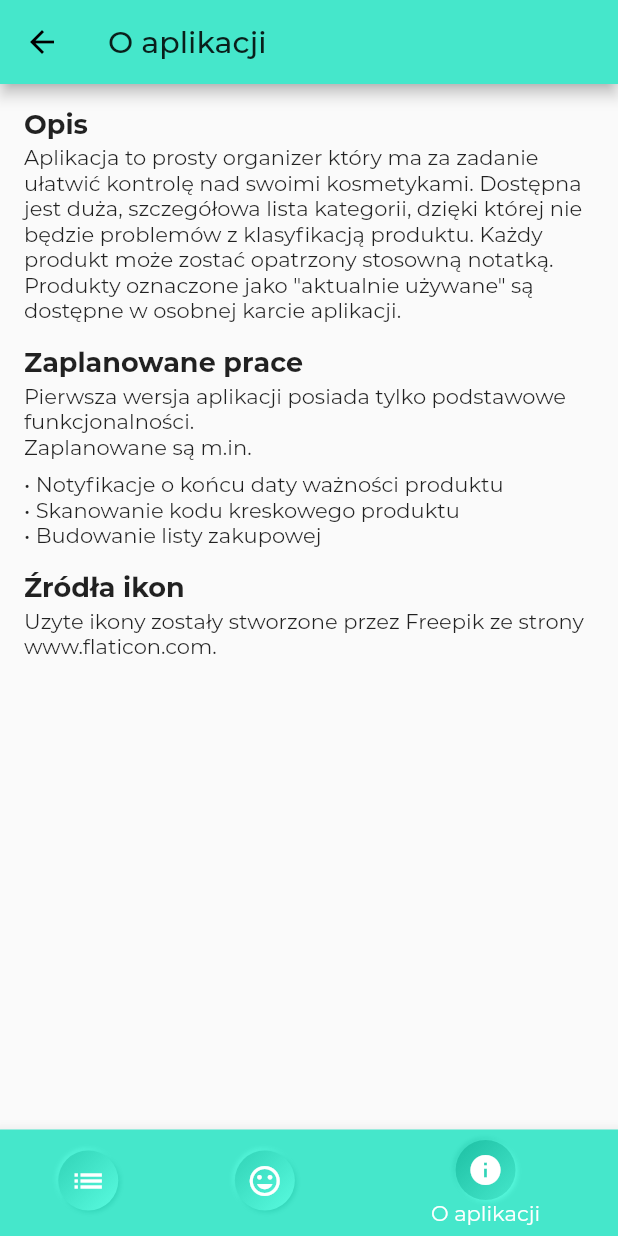
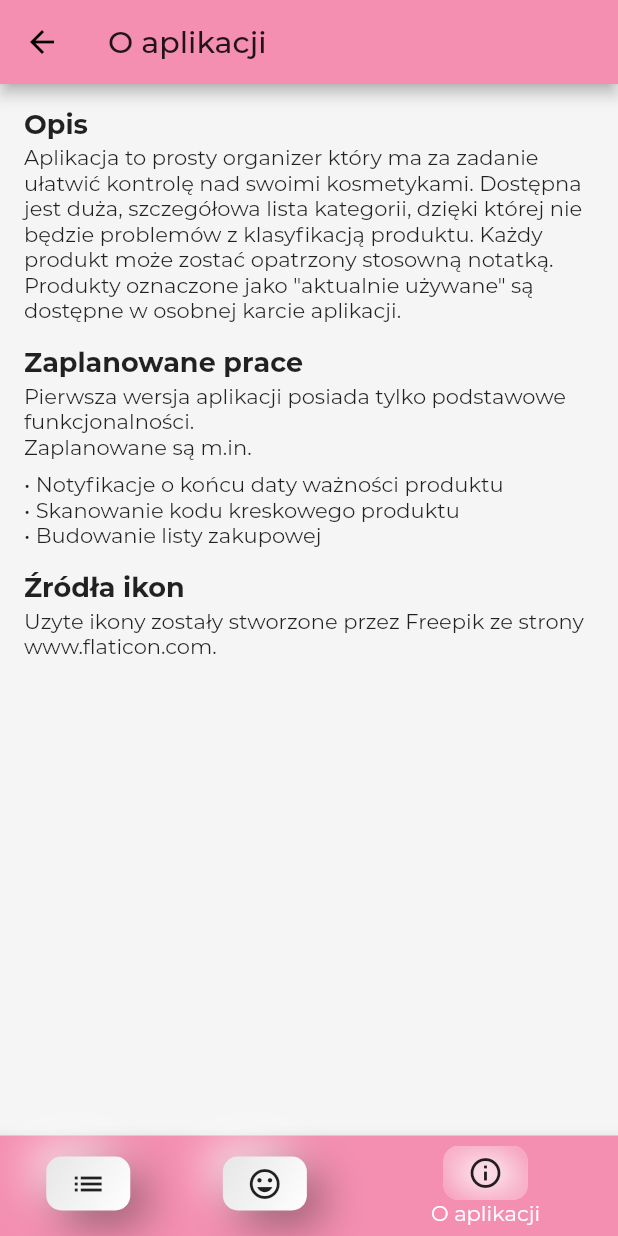
Before and after one commit to TomKaminski/dc_note, a Flutter app: the TabsScreen screen opened by its route, item 3 of the bottom bar chosen, on a phone screen of 412 x 824 dp. Run offline on Flutter 3.47's test engine with Material 2 defaults, Android fonts, the phone set to English and light mode, and no system bars; drawn by our look-alikes of clay_containers, flutter_neumorphic; our stand-ins replace bloc, equatable, flutter_bloc, get_it, liquid_pull_to_refresh, moor_flutter and 1 more; generated files the repository leaves out were written again; statements that could not run were skipped.

Commit message:
neumorphics

```diff
--- a/lib/core/statics/adds.dart
+++ b/lib/core/statics/adds.dart
@@ -1,93 +1,93 @@
-import 'dart:io';
+// import 'dart:io';
 
-import 'package:ads/ads.dart';
-import 'package:firebase_admob/firebase_admob.dart';
-import 'package:flutter/material.dart';
+// import 'package:ads/ads.dart';
+// import 'package:firebase_admob/firebase_admob.dart';
+// import 'package:flutter/material.dart';
 
-class AppAds {
-  static Ads _ads;
+// class AppAds {
+//   static Ads _ads;
 
-  static final String _appId =
-      Platform.isAndroid ? 'ca-app-pub-9001976910782778~3249431672' : '---';
+//   static final String _appId =
+//       Platform.isAndroid ? 'ca-app-pub-9001976910782778~3249431672' : '---';
 
-  static final String _screenUnitId =
-      Platform.isAndroid ? 'ca-app-pub-9001976910782778/2866288290' : '---';
+//   static final String _screenUnitId =
+//       Platform.isAndroid ? 'ca-app-pub-9001976910782778/2866288290' : '---';
 
-  static final String _banerUnitId =
-      Platform.isAndroid ? 'ca-app-pub-9001976910782778/8973451519' : '---';
+//   static final String _banerUnitId =
+//       Platform.isAndroid ? 'ca-app-pub-9001976910782778/8973451519' : '---';
 
-  /// Assign a listener.
-  static MobileAdListener _eventListener = (MobileAdEvent event) {
-    if (event == MobileAdEvent.clicked) {
-      //print("_eventListener: The opened ad is clicked on.");
-    }
-  };
+//   /// Assign a listener.
+//   static MobileAdListener _eventListener = (MobileAdEvent event) {
+//     if (event == MobileAdEvent.clicked) {
+//       //print("_eventListener: The opened ad is clicked on.");
+//     }
+//   };
 
-  static void init() => _ads ??= Ads(
-        _appId,
-        screenUnitId: _screenUnitId,
-        bannerUnitId: _banerUnitId,
-        keywords: <String>[
-          'beauty',
-          'cosmetics',
-          'kosmetyki',
-          'make-up',
-          'makijaż'
-        ],
-        childDirected: false,
-        testDevices: ["30DB302FF5A900346A5F938F29C0711A"],
-        listener: _eventListener,
-      );
+//   static void init() => _ads ??= Ads(
+//         _appId,
+//         screenUnitId: _screenUnitId,
+//         bannerUnitId: _banerUnitId,
+//         keywords: <String>[
+//           'beauty',
+//           'cosmetics',
+//           'kosmetyki',
+//           'make-up',
+//           'makijaż'
+//         ],
+//         childDirected: false,
+//         testDevices: ["30DB302FF5A900346A5F938F29C0711A"],
+//         listener: _eventListener,
+//       );
 
-  /// Call this static function in your State object's initState() function.
-  static void showBanner(
-          {String adUnitId,
-          AdSize size,
-          List<String> keywords,
-          String contentUrl,
-          bool childDirected,
-          List<String> testDevices,
-          bool testing,
-          MobileAdListener listener,
-          State state,
-          double anchorOffset,
-          AnchorType anchorType}) =>
-      _ads?.showBannerAd(
-          adUnitId: adUnitId,
-          size: size,
-          keywords: keywords,
-          contentUrl: contentUrl,
-          childDirected: childDirected,
-          testDevices: testDevices,
-          testing: testing,
-          listener: listener,
-          state: state,
-          anchorOffset: anchorOffset,
-          anchorType: anchorType);
+//   /// Call this static function in your State object's initState() function.
+//   static void showBanner(
+//           {String adUnitId,
+//           AdSize size,
+//           List<String> keywords,
+//           String contentUrl,
+//           bool childDirected,
+//           List<String> testDevices,
+//           bool testing,
+//           MobileAdListener listener,
+//           State state,
+//           double anchorOffset,
+//           AnchorType anchorType}) =>
+//       _ads?.showBannerAd(
+//           adUnitId: adUnitId,
+//           size: size,
+//           keywords: keywords,
+//           contentUrl: contentUrl,
+//           childDirected: childDirected,
+//           testDevices: testDevices,
+//           testing: testing,
+//           listener: listener,
+//           state: state,
+//           anchorOffset: anchorOffset,
+//           anchorType: anchorType);
 
-  /// Call this static function in your State object's initState() function.
-  static void showFullscreen(
-          {String adUnitId,
-          AdSize size,
-          List<String> keywords,
-          String contentUrl,
-          bool childDirected,
-          List<String> testDevices,
-          bool testing,
-          MobileAdListener listener,
-          State state}) =>
-      _ads?.showFullScreenAd(
-          adUnitId: adUnitId,
-          keywords: keywords,
-          contentUrl: contentUrl,
-          childDirected: childDirected,
-          testDevices: testDevices,
-          testing: testing,
-          listener: listener,
-          state: state);
+//   /// Call this static function in your State object's initState() function.
+//   static void showFullscreen(
+//           {String adUnitId,
+//           AdSize size,
+//           List<String> keywords,
+//           String contentUrl,
+//           bool childDirected,
+//           List<String> testDevices,
+//           bool testing,
+//           MobileAdListener listener,
+//           State state}) =>
+//       _ads?.showFullScreenAd(
+//           adUnitId: adUnitId,
+//           keywords: keywords,
+//           contentUrl: contentUrl,
+//           childDirected: childDirected,
+//           testDevices: testDevices,
+//           testing: testing,
+//           listener: listener,
+//           state: state);
 
-  static void hideBanner() => _ads?.closeBannerAd();
+//   static void hideBanner() => _ads?.closeBannerAd();
 
-  /// Remember to call this in the State object's dispose() function.
-  static void dispose() => _ads?.dispose();
-}
+//   /// Remember to call this in the State object's dispose() function.
+//   static void dispose() => _ads?.dispose();
+// }
--- a/lib/core/statics/colors.dart
+++ b/lib/core/statics/colors.dart
@@ -1,7 +1,9 @@
 import 'package:flutter/material.dart';
 
 class AppColors {
-  static final Color primaryLight = Color.fromARGB(255, 137, 240, 222);
-  static final Color primary = Color.fromARGB(255, 69, 231, 203);
-  static final Color secondary = Color.fromARGB(255, 17, 130, 111);
+  static final Color primaryLight = Color.fromARGB(255, 255, 193, 227);
+  static final Color primary = Color.fromARGB(255, 244, 143, 177);
+  static final Color secondary = Color.fromARGB(255, 191, 95, 130);
+  static const Color appGrey = Color.fromARGB(255, 245, 245, 245);
+  static const Color buttonsGrey = Color.fromARGB(255, 235, 236, 240);
 }
--- a/lib/main.dart
+++ b/lib/main.dart
@@ -30,6 +30,7 @@ class AppComponentState extends State<AppComponent> {
       ],
       supportedLocales: [const Locale("pl", "PL")],
       theme: ThemeData(
+        scaffoldBackgroundColor: AppColors.appGrey,
         fontFamily: "Montserrat",
         accentColor: AppColors.secondary,
         primaryColor: AppColors.primary,
--- a/lib/pages/about/about_screen.dart
+++ b/lib/pages/about/about_screen.dart
@@ -9,13 +9,13 @@ class AboutScreen extends StatefulWidget {
 class _AboutScreenState extends State<AboutScreen> {
   @override
   void initState() {
-    AppAds.showBanner(anchorOffset: 80);
+    //AppAds.showBanner(anchorOffset: 80);
     super.initState();
   }
 
   @override
   void dispose() {
-    AppAds.dispose();
+    //AppAds.dispose();
     super.dispose();
   }
 
--- a/lib/pages/add_product/add_product_screen.dart
+++ b/lib/pages/add_product/add_product_screen.dart
@@ -8,6 +8,7 @@ import 'package:DC_Note/core/widgets/form/base_datepicker_field_widget.dart';
 import 'package:DC_Note/core/widgets/form/base_form_submit_button.dart';
 import 'package:DC_Note/core/widgets/form/base_selector_field_widget.dart';
 import 'package:DC_Note/core/widgets/form/base_text_field_widget.dart';
+import 'package:DC_Note/core/widgets/neuro/app_bar_buttons.dart';
 import 'package:DC_Note/pages/add_product/bloc/add_product_bloc.dart';
 import 'package:DC_Note/pages/category_selector/category_selector_page.dart';
 import 'package:flutter/material.dart';
@@ -33,7 +34,7 @@ class AddProductScreenState extends State<AddProductScreen> {
 
     if (Application.showedFullscreenAdd == false) {
       Application.showedFullscreenAdd = true;
-      AppAds.showFullscreen(state: this);
+      //AppAds.showFullscreen(state: this);
     }
   }
 
@@ -48,6 +49,7 @@ class AddProductScreenState extends State<AddProductScreen> {
     return Scaffold(
       appBar: AppBar(
         centerTitle: true,
+        leading: AppBarButton.back(),
         title: Text(
           widget.editModel != null ? "Edytuj produkt" : "Dodaj produkt",
           textAlign: TextAlign.start,
--- a/lib/pages/tabs/tabs_screen.dart
+++ b/lib/pages/tabs/tabs_screen.dart
@@ -3,9 +3,8 @@ import 'package:DC_Note/core/statics/colors.dart';
 import 'package:DC_Note/pages/about/about_screen.dart';
 import 'package:DC_Note/pages/in_use_products/in_use_products_page.dart';
 import 'package:DC_Note/pages/products/products_page.dart';
-import 'package:clay_containers/constants.dart';
-import 'package:clay_containers/widgets/clay_containers.dart';
 import 'package:flutter/material.dart';
+import 'package:flutter_neumorphic/flutter_neumorphic.dart';
 
 class TabsScreen extends StatefulWidget {
   @override
@@ -37,13 +36,13 @@ class _TabPageState extends State<TabsScreen> {
   @override
   void initState() {
     super.initState();
-    AppAds.init();
+    //AppAds.init();
   }
 
   @override
   void dispose() {
     super.dispose();
-    AppAds.dispose();
+    //AppAds.dispose();
   }
 
   @override
@@ -57,7 +56,7 @@ class _TabPageState extends State<TabsScreen> {
           items: [
             createBottomNavItem(0, "Produkty", Icons.list),
             createBottomNavItem(1, "Używane", Icons.mood),
-            createBottomNavItem(2, "O aplikacji", Icons.info),
+            createBottomNavItem(2, "O aplikacji", Icons.info_outline),
           ]),
     );
   }
@@ -70,15 +69,21 @@ class _TabPageState extends State<TabsScreen> {
         text,
         style: TextStyle(fontWeight: FontWeight.w600, color: Colors.black87),
       ),
-      icon: ClayContainer(
-        color: AppColors.primary,
-        curveType: CurveType.concave,
-        emboss: _selectedIndex == index,
-        borderRadius: 40,
-        spread: 1,
+      icon: Neumorphic(
+        style: NeumorphicStyle(
+            color: Colors.white,
+            shape: NeumorphicShape.concave,
+            shadowDarkColorEmboss: AppColors.primary,
+            shadowLightColorEmboss: AppColors.primary,
+            depth: _selectedIndex == index ? -20 : 20),
+        boxShape:
+            NeumorphicBoxShape.roundRect(BorderRadius.all(Radius.circular(10))),
         child: Padding(
-          padding: const EdgeInsets.all(8),
-          child: Icon(icon),
+          padding: const EdgeInsets.symmetric(horizontal: 16, vertical: 6),
+          child: Icon(
+            icon,
+            color: Colors.black87,
+          ),
         ),
       ),
     );
--- a/pubspec.yaml
+++ b/pubspec.yaml
@@ -26,9 +26,9 @@ dependencies:
   rxdart: ^0.23.1
   intl: ^0.16.0
   liquid_pull_to_refresh: ^1.1.2
-  clay_containers: "^0.2.2"
-  ads: "^1.7.2"
-  firebase_admob: "^0.9.3+2"
+  flutter_neumorphic: ^1.0.7
+  # ads: "^1.7.2"
+  # firebase_admob: "^0.9.3+2"
 
 dev_dependencies:
   json_serializable: "^3.2.5"
```
Also changed, not shown: lib/core/widgets/neuro/app_bar_buttons.dart (added, +13 -0 lines), lib/core/widgets/neuro/list_buttons.dart (added, +31 -0 lines), lib/core/widgets/neuro/neuro_square_button.dart (added, +91 -0 lines), lib/pages/category_selector/category_selector_screen.dart (+22 -7 lines), lib/pages/products/product_list_item.dart (+50 -13 lines), pubspec.lock, 2 other files.
